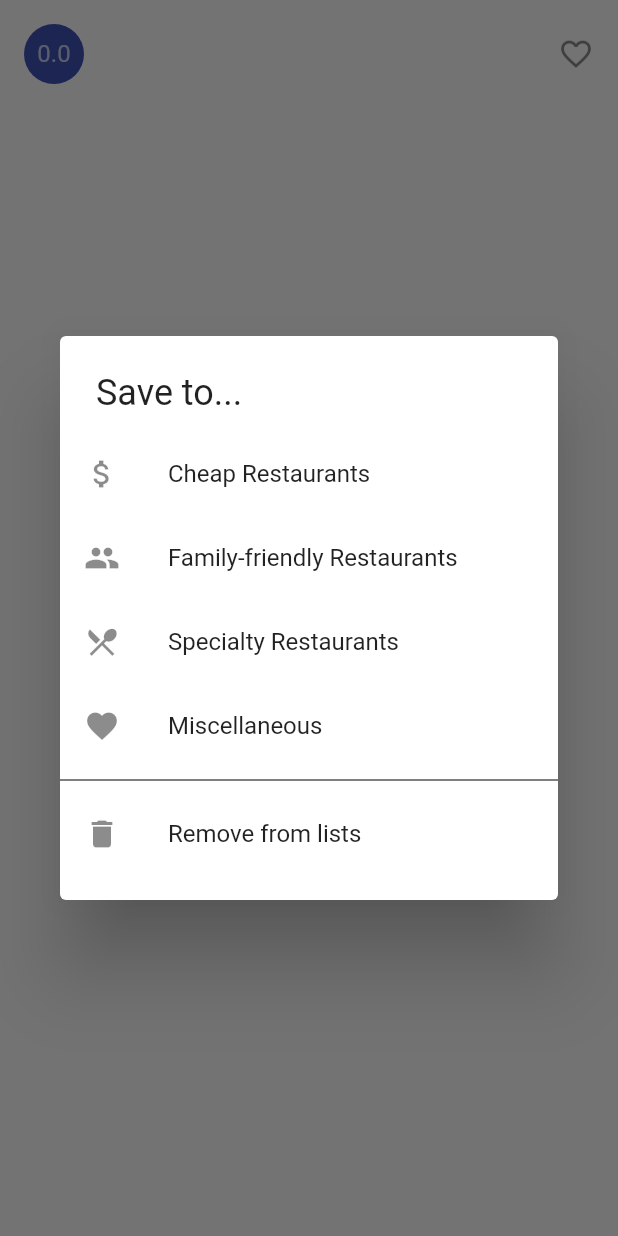
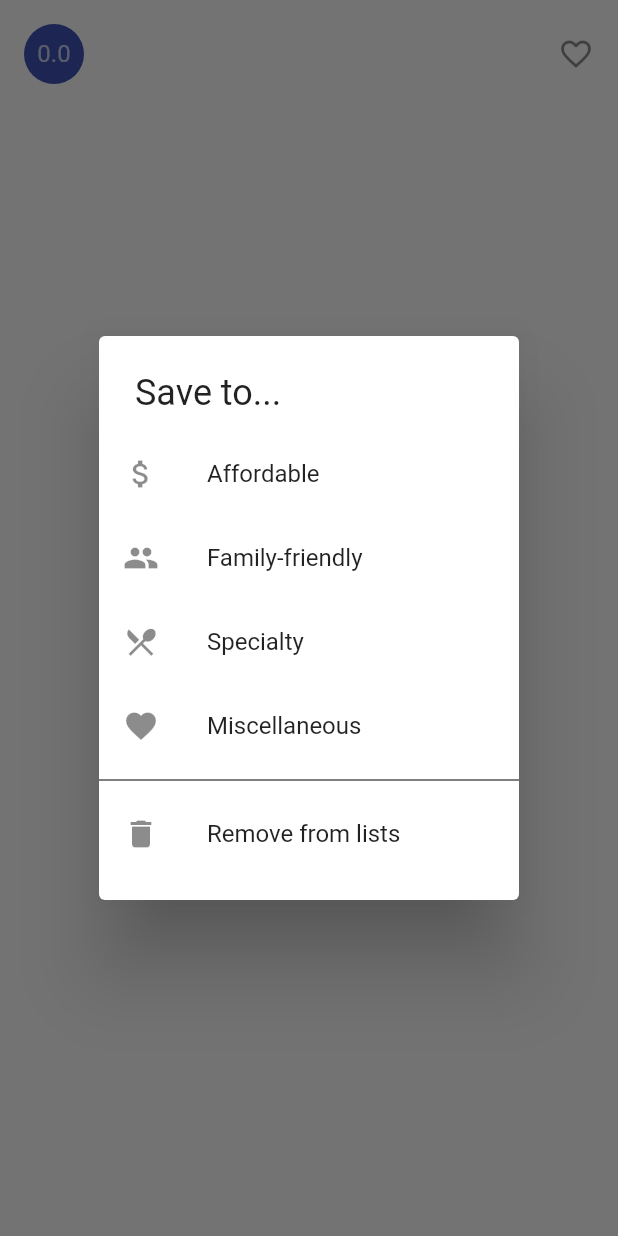
Before and after one commit to veltall/flutter-restaurant, a Flutter app: the PlaceWidget widget shown alone on an empty page, opened directly with empty values, after a tap on "0.0", on a phone screen of 412 x 824 dp. Run offline on Flutter 3.47's test engine with Material 2 defaults, Android fonts, the phone set to English and light mode, and no system bars; our stand-ins replace location.

Commit message:
clean up drawer and generalized apps purpose

```diff
--- a/lib/main.dart
+++ b/lib/main.dart
@@ -195,7 +195,9 @@ class _HomeScreenState extends State<HomeScreen> with TickerProviderStateMixin {
                           children: _drawerContents.map((String id) {
                             return new ListTile(
                               leading: new CircleAvatar(child: new Text(id)),
-                              title: new Text('Drawer item $id'),
+                              title: (id == 'A')
+                                  ? new Text('Nearby Restaurants')
+                                  : new Text('Nearby Establishment Type $id'),
                               onTap: null,
                             );
                           }).toList(),
@@ -357,21 +359,21 @@ class _PlaceWidgetState extends State<PlaceWidget> {
                       },
                       leading:
                           new Icon(ListScreen.getIcon(RestaurantType.CHEAP)),
-                      title: const Text('Cheap Restaurants')),
+                      title: const Text('Affordable')),
                   new ListTile(
                       onTap: () {
                         Navigator.pop(context, RestaurantType.FAMILY);
                       },
                       leading:
                           new Icon(ListScreen.getIcon(RestaurantType.FAMILY)),
-                      title: const Text('Family-friendly Restaurants')),
+                      title: const Text('Family-friendly')),
                   new ListTile(
                       onTap: () {
                         Navigator.pop(context, RestaurantType.SPECIALTY);
                       },
                       leading: new Icon(
                           ListScreen.getIcon(RestaurantType.SPECIALTY)),
-                      title: const Text('Specialty Restaurants')),
+                      title: const Text('Specialty')),
                   new ListTile(
                       onTap: () {
                         Navigator.pop(context, RestaurantType.MISC);
```
